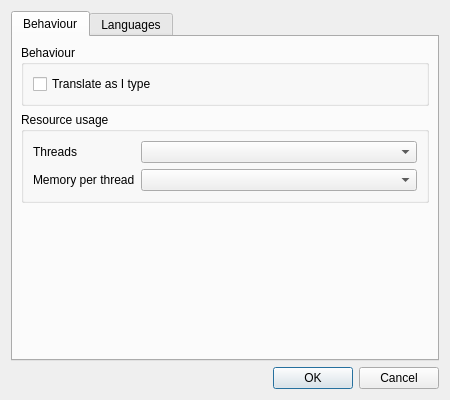
Old version of the form src/TranslatorSettingsDialog.ui in the repository XapaJIaMnu/translateLocally.
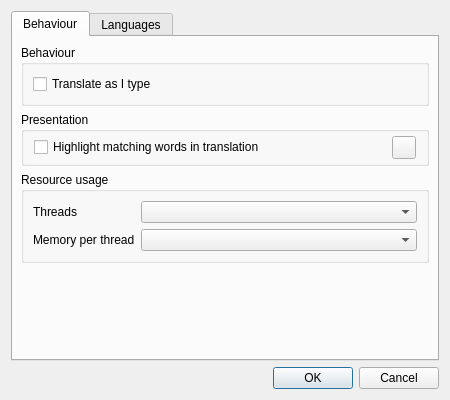
New version of the form. Custom widgets are drawn as their Qt base class.

Commit message: Add setting for alignment color

The edit to the form file:
```diff
--- a/src/TranslatorSettingsDialog.ui
+++ b/src/TranslatorSettingsDialog.ui
@@ -52,6 +52,48 @@
          </layout>
         </widget>
        </item>
+       <item>
+        <widget class="QGroupBox" name="presentationGroup">
+         <property name="title">
+          <string>Presentation</string>
+         </property>
+         <layout class="QVBoxLayout" name="verticalLayout_4">
+          <property name="leftMargin">
+           <number>10</number>
+          </property>
+          <property name="topMargin">
+           <number>4</number>
+          </property>
+          <property name="rightMargin">
+           <number>10</number>
+          </property>
+          <property name="bottomMargin">
+           <number>4</number>
+          </property>
+          <item>
+           <layout class="QHBoxLayout" name="horizontalLayout_2">
+            <item>
+             <widget class="QCheckBox" name="showAligmentsCheckbox">
+              <property name="text">
+               <string>Highlight matching words in translation</string>
+              </property>
+             </widget>
+            </item>
+            <item>
+             <widget class="ColorWell" name="alignmentColorButton">
+              <property name="minimumSize">
+               <size>
+                <width>20</width>
+                <height>20</height>
+               </size>
+              </property>
+             </widget>
+            </item>
+           </layout>
+          </item>
+         </layout>
+        </widget>
+       </item>
        <item>
         <widget class="QGroupBox" name="resourceGroup">
          <property name="title">
@@ -203,6 +245,13 @@
    </property>
   </action>
  </widget>
+ <customwidgets>
+  <customwidget>
+   <class>ColorWell</class>
+   <extends>QToolButton</extends>
+   <header>ColorWell.h</header>
+  </customwidget>
+ </customwidgets>
  <resources/>
  <connections>
   <connection>
```
The commit also changes 7 other files.
